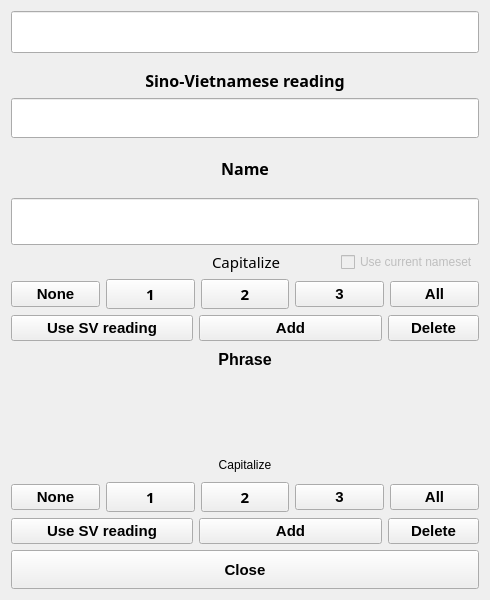
Before: the Qt Designer form desktop/components/dictpopup.ui in masceron/Hanvi, drawn with Qt 5.
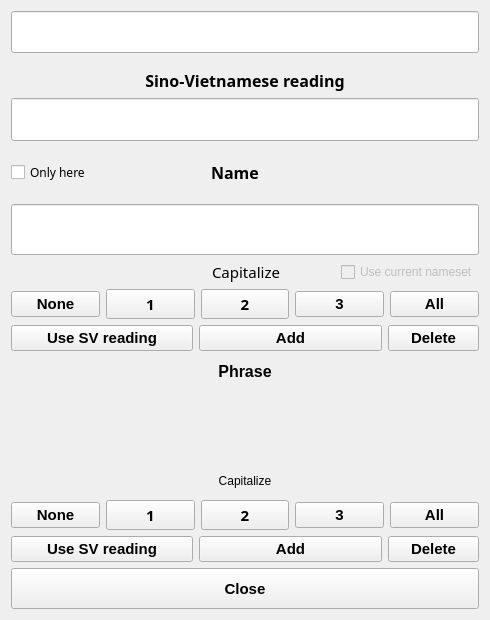
After: the same form once the commit is applied. Custom widgets are drawn as their Qt base class.

The edit to the form file:
```diff
--- a/desktop/components/dictpopup.ui
+++ b/desktop/components/dictpopup.ui
@@ -7,25 +7,27 @@
     <x>0</x>
     <y>0</y>
     <width>490</width>
-    <height>600</height>
+    <height>620</height>
    </rect>
   </property>
   <property name="minimumSize">
    <size>
     <width>490</width>
-    <height>600</height>
+    <height>620</height>
    </size>
   </property>
   <property name="maximumSize">
    <size>
     <width>490</width>
-    <height>600</height>
+    <height>620</height>
    </size>
   </property>
   <property name="windowTitle">
    <string>DictPopup</string>
   </property>
-  <layout class="QVBoxLayout" name="verticalLayout_2" stretch="1,2,5,5,1">
+  <layout class="QHBoxLayout" name="horizontalLayout_7">
+   <item>
+    <layout class="QVBoxLayout" name="verticalLayout" stretch="1,2,5,5,1">
    <item>
     <widget class="QLineEdit" name="original">
      <property name="sizePolicy">
@@ -123,9 +125,29 @@
     </layout>
    </item>
    <item>
-    <layout class="QVBoxLayout" name="nm" stretch="0,0,0,0,0">
+      <layout class="QVBoxLayout" name="nm">
      <item>
-      <widget class="QLabel" name="label_2">
+        <layout class="QHBoxLayout" name="horizontalLayout_6" stretch="0,1">
+         <item>
+          <widget class="QCheckBox" name="only_here">
+           <property name="font">
+            <font>
+             <family>Noto Sans</family>
+            </font>
+           </property>
+           <property name="text">
+            <string>Only here</string>
+           </property>
+          </widget>
+         </item>
+         <item>
+          <widget class="QLabel" name="name_const_label">
+           <property name="sizePolicy">
+            <sizepolicy hsizetype="Preferred" vsizetype="Minimum">
+             <horstretch>0</horstretch>
+             <verstretch>0</verstretch>
+            </sizepolicy>
+           </property>
        <property name="font">
         <font>
          <family>Noto Sans</family>
@@ -135,15 +157,18 @@
         </font>
        </property>
        <property name="styleSheet">
-        <string notr="true">font: 700 12pt &quot;Noto Sans&quot;;</string>
+            <string notr="true">font: 700 12pt &quot;Noto Sans&quot;;
+padding-left: 110px;</string>
        </property>
        <property name="text">
         <string>Name</string>
        </property>
        <property name="alignment">
-        <set>Qt::AlignmentFlag::AlignCenter</set>
-       </property>
-      </widget>
+            <set>Qt::AlignmentFlag::AlignLeft|Qt::AlignmentFlag::AlignVCenter</set>
+           </property>
+          </widget>
+         </item>
+        </layout>
      </item>
      <item>
       <widget class="QLineEdit" name="current_name">
@@ -194,7 +219,7 @@
           <bool>false</bool>
          </property>
          <property name="alignment">
-          <set>Qt::AlignmentFlag::AlignRight|Qt::AlignmentFlag::AlignTrailing|Qt::AlignmentFlag::AlignVCenter</set>
+            <set>Qt::AlignmentFlag::AlignRight|Qt::AlignmentFlag::AlignVCenter</set>
          </property>
          <property name="margin">
           <number>0</number>
@@ -664,6 +689,8 @@
       <bool>false</bool>
      </property>
     </widget>
+     </item>
+    </layout>
    </item>
   </layout>
  </widget>
```
Lines whose indentation alone changed are shown as unchanged.
